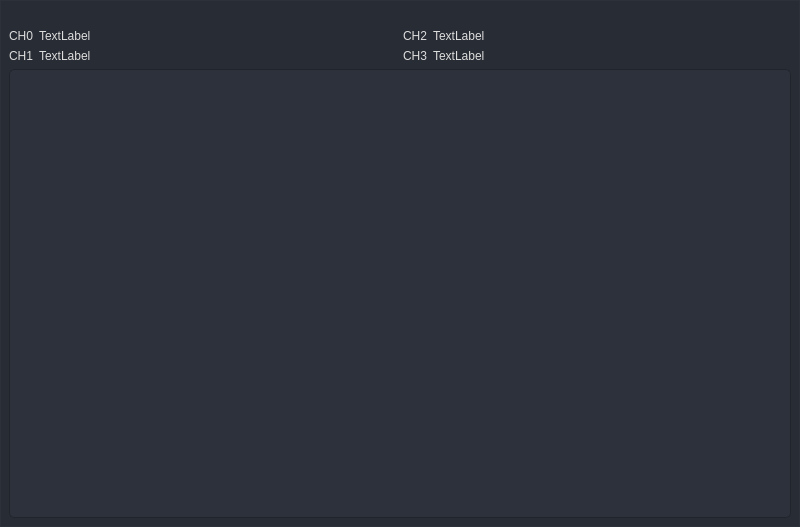
Old version of the form app/ui/main.ui in the repository davidsenoner/emec-drv-canopen-tester.
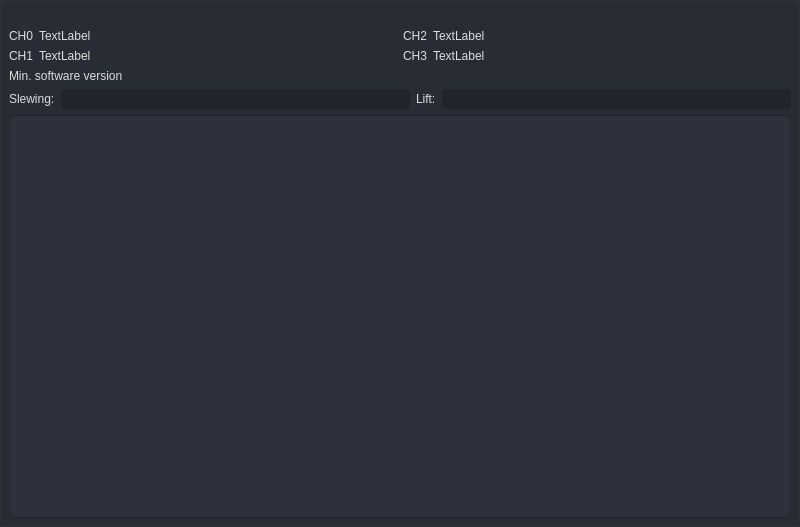
New version of the form. Icons and pictures are not drawn.

Commit message: feat: add min. sw version fields to UI

What changed in the file:
```diff
--- a/app/ui/main.ui
+++ b/app/ui/main.ui
@@ -767,6 +767,45 @@
            </item>
           </layout>
          </item>
+         <item>
+          <widget class="QLabel" name="label_6">
+           <property name="text">
+            <string>Min. software version</string>
+           </property>
+          </widget>
+         </item>
+         <item>
+          <layout class="QGridLayout" name="gridLayout_3">
+           <item row="0" column="2">
+            <widget class="QLabel" name="label_8">
+             <property name="text">
+              <string>Lift:</string>
+             </property>
+            </widget>
+           </item>
+           <item row="0" column="0">
+            <widget class="QLabel" name="label_7">
+             <property name="text">
+              <string>Slewing:</string>
+             </property>
+            </widget>
+           </item>
+           <item row="0" column="1">
+            <widget class="QLineEdit" name="led_min_sw_ver_slewing">
+             <property name="maxLength">
+              <number>20</number>
+             </property>
+            </widget>
+           </item>
+           <item row="0" column="3">
+            <widget class="QLineEdit" name="led_min_sw_ver_lift">
+             <property name="maxLength">
+              <number>20</number>
+             </property>
+            </widget>
+           </item>
+          </layout>
+         </item>
          <item>
           <widget class="QTableWidget" name="tbl_node_list">
            <property name="editTriggers">
```
Left out of the diff: 5 changed lines with no effect on the pictures. The commit also changes 1 other file.
